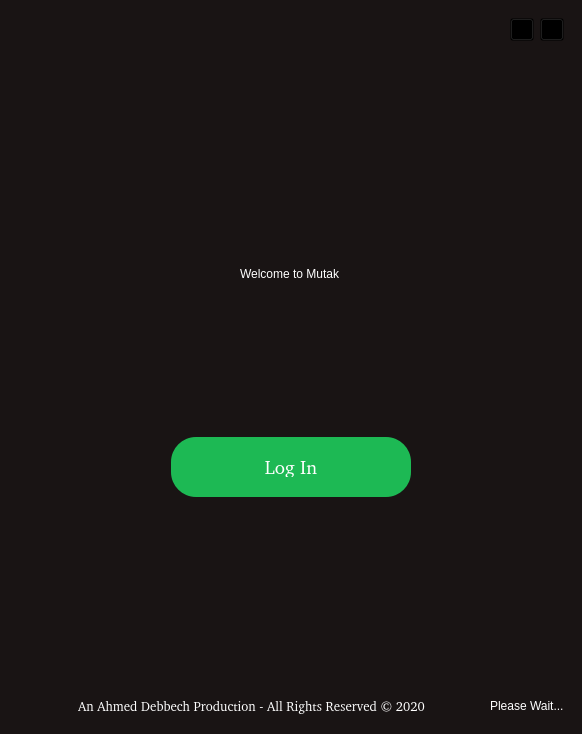
Qt form mutak/mainwindow.ui (ahmed-debbech/mutak) before a commit.
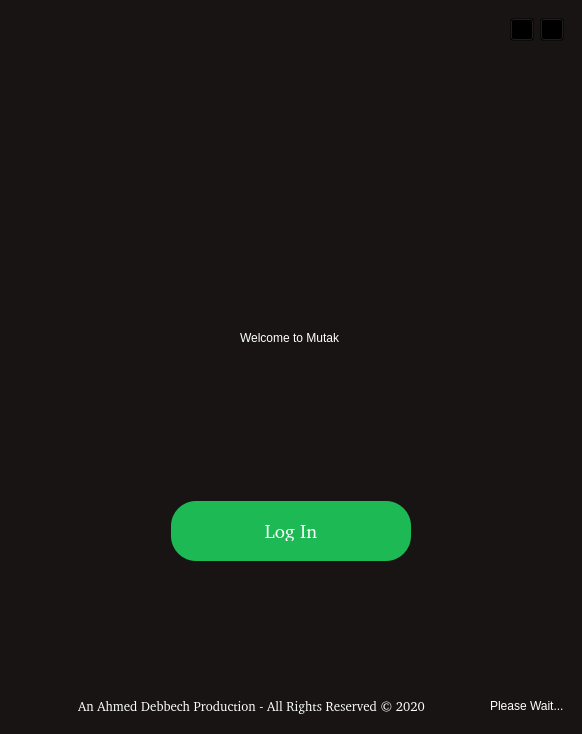
The same form after that commit. The open tabs and pages were chosen to show the change.

Commit message: Add tooltips to widgets

What changed in the file:
```diff
--- a/mutak/mainwindow.ui
+++ b/mutak/mainwindow.ui
@@ -81,6 +81,19 @@
           </item>
          </layout>
         </item>
+        <item>
+         <spacer name="verticalSpacer_5">
+          <property name="orientation">
+           <enum>Qt::Vertical</enum>
+          </property>
+          <property name="sizeHint" stdset="0">
+           <size>
+            <width>20</width>
+            <height>40</height>
+           </size>
+          </property>
+         </spacer>
+        </item>
         <item>
          <layout class="QHBoxLayout" name="horizontalLayout_5">
           <item>
```
Left out of the diff: 17 changed lines with no effect on the pictures. The commit also changes 1 other file.
